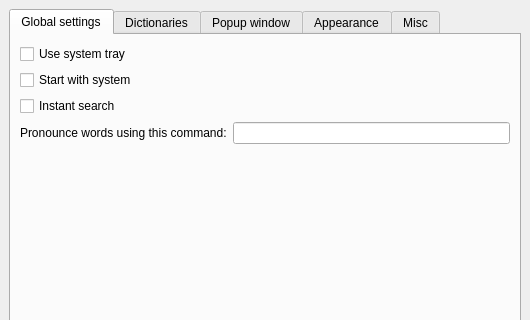
First picture: the form in qstardict/settingsdialog.ui, repository qstardict/qstardict, before the edit; both pictures show x 0 to 530 and y 0 to 320 of the 530 by 516 pixel window.
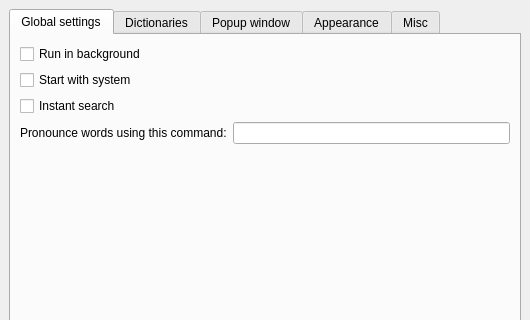
Second picture: the form after the edit. Icons and pictures are not drawn. Custom widgets are drawn as their Qt base class.

Commit message: Add "run in background" option and compilation flags (NO_)TRAY_ICON

```diff
--- a/qstardict/settingsdialog.ui
+++ b/qstardict/settingsdialog.ui
@@ -58,7 +58,7 @@
        <item>
         <widget class="QCheckBox" name="systemTrayBox">
          <property name="text">
-          <string>Use system tray</string>
+          <string>Run in background</string>
          </property>
         </widget>
        </item>
```
Left out of the diff: 2 changed lines with no effect on the pictures. The commit also changes 11 other files.
